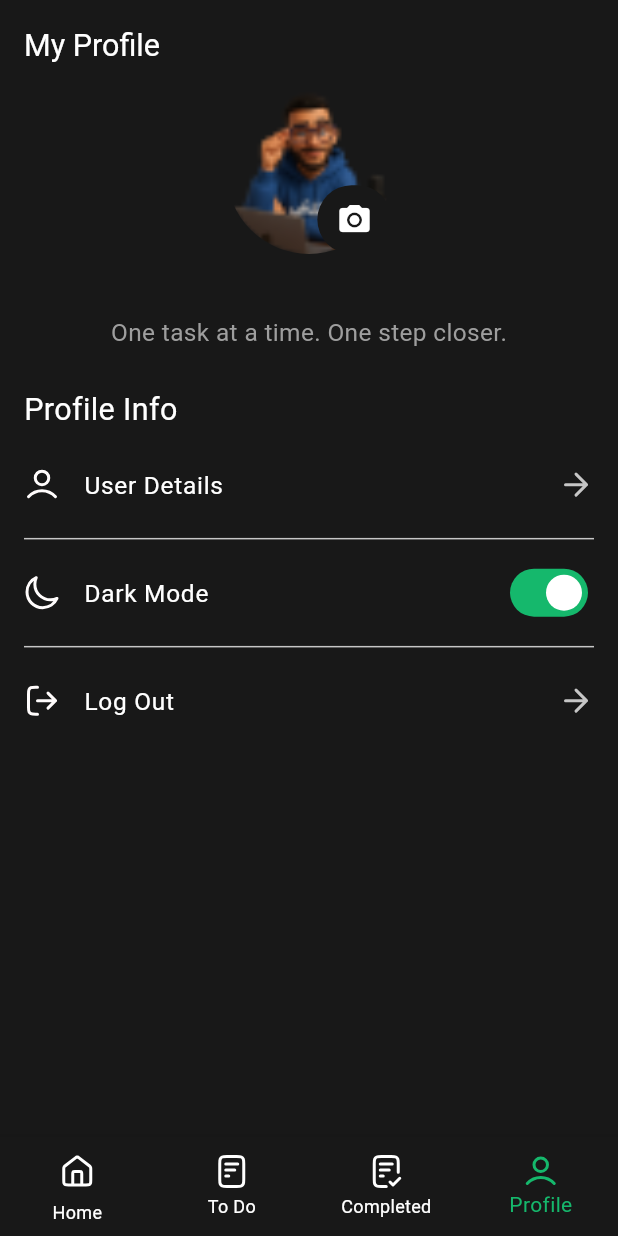
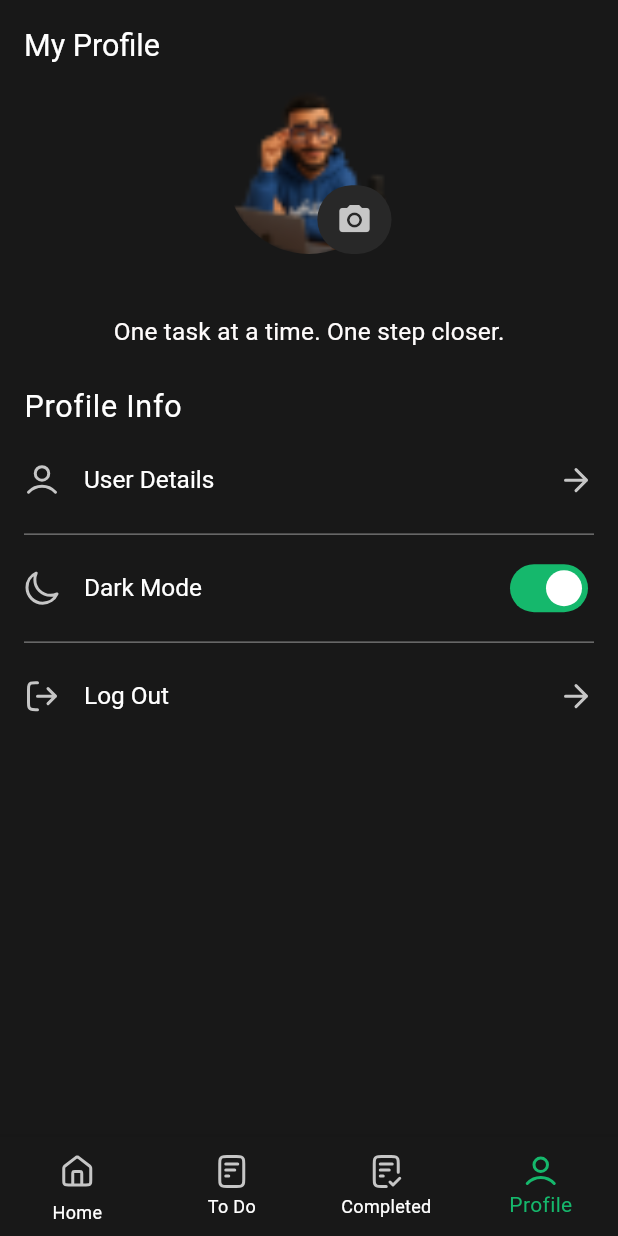
Before and after one commit to Abdallah3108/Tasky_App, a Flutter app: the MainScreen screen opened directly, item 4 of the bottom bar chosen, on a phone screen of 412 x 824 dp. Run offline on Flutter 3.47's test engine with Material 3 defaults, Android fonts, the phone set to English and light mode, and no system bars; our stand-ins replace flutter_screenutil, flutter_svg, shared_preferences; accounts and stored records are empty.

Commit message:
complete theme section and bottom navigation bar theme

```diff
--- a/lib/core/theme/dark_theme.dart
+++ b/lib/core/theme/dark_theme.dart
@@ -17,6 +17,7 @@ ThemeData darkTheme = ThemeData(
       fontSize: 20.sp,
       fontWeight: FontWeight.w400,
     ),
+    centerTitle: true,
     iconTheme: IconThemeData(color: AppColors.textColorAtDark),
   ),
   switchTheme: SwitchThemeData(
@@ -43,8 +44,16 @@ ThemeData darkTheme = ThemeData(
   elevatedButtonTheme: ElevatedButtonThemeData(
     style: ButtonStyle(
       backgroundColor: WidgetStateProperty.all(AppColors.primary),
+      textStyle: WidgetStateProperty.all(
+        TextStyle(
+          fontSize: 14.sp,
+          fontWeight: FontWeight.w500,
+          color: AppColors.textColorAtDark,
+        ),
+      ),
     ),
   ),
+
   textTheme: TextTheme(
     displaySmall: TextStyle(
       color: AppColors.textColorAtDark,
@@ -108,4 +117,27 @@ ThemeData darkTheme = ThemeData(
   checkboxTheme: CheckboxThemeData(
     side: BorderSide(color: Color(0xff6E6E6E), width: 2),
   ),
+  iconButtonTheme: IconButtonThemeData(
+    style: ButtonStyle(
+      iconColor: WidgetStateProperty.resolveWith((states) {
+        return AppColors.textColorAtDark; // للـ Light Mode
+      }),
+    ),
+  ),
+  listTileTheme: ListTileThemeData(
+    titleTextStyle: TextStyle(
+      color: AppColors.textColorAtDark,
+      fontSize: 16.sp,
+      fontWeight: FontWeight.w400,
+    ),
+  ),
+  iconTheme: IconThemeData(color: Color(0xffC6C6C6)),
+  dividerTheme: DividerThemeData(color: Color(0xff6E6E6E), thickness: 1),
+  textSelectionTheme: TextSelectionThemeData(cursorColor: Colors.white),
+  bottomNavigationBarTheme: BottomNavigationBarThemeData(
+    backgroundColor: AppColors.backgroundDark,
+    unselectedItemColor: Colors.white,
+    selectedItemColor: AppColors.primary,
+    type: BottomNavigationBarType.fixed,
+  ),
 );
--- a/lib/core/theme/light_theme.dart
+++ b/lib/core/theme/light_theme.dart
@@ -44,6 +44,9 @@ ThemeData lightTheme = ThemeData(
   elevatedButtonTheme: ElevatedButtonThemeData(
     style: ButtonStyle(
       backgroundColor: WidgetStateProperty.all(AppColors.primary),
+      textStyle: WidgetStateProperty.all(
+        TextStyle(fontSize: 14.sp, fontWeight: FontWeight.w500),
+      ),
     ),
   ),
   textTheme: TextTheme(
@@ -110,4 +113,28 @@ ThemeData lightTheme = ThemeData(
   checkboxTheme: CheckboxThemeData(
     side: BorderSide(color: Color(0xffD1DAD6), width: 2),
   ),
+
+  iconButtonTheme: IconButtonThemeData(
+    style: ButtonStyle(
+      iconColor: WidgetStateProperty.resolveWith((states) {
+        return AppColors.textColorAtLight; // للـ Light Mode
+      }),
+    ),
+  ),
+  listTileTheme: ListTileThemeData(
+    titleTextStyle: TextStyle(
+      color: AppColors.textColorAtLight,
+      fontSize: 16.sp,
+      fontWeight: FontWeight.w400,
+    ),
+  ),
+  iconTheme: IconThemeData(color: Color(0xff3A4640)),
+  dividerTheme: DividerThemeData(color: Color(0xffD1DAD6), thickness: 1),
+  textSelectionTheme: TextSelectionThemeData(cursorColor: Colors.black),
+  bottomNavigationBarTheme: BottomNavigationBarThemeData(
+    backgroundColor: Color(0xffF6F7F9),
+    unselectedItemColor: Color(0xff3A4640),
+    selectedItemColor: Color(0xff14A662),
+    type: BottomNavigationBarType.fixed,
+  ),
 );
--- /dev/null
+++ b/lib/core/widgets/custom_svg_picture.dart
@@ -0,0 +1,45 @@
+import 'package:flutter/cupertino.dart';
+import 'package:flutter_svg/svg.dart';
+
+import '../theme/theme_controller.dart';
+
+class CustomSvgPicture extends StatelessWidget {
+  const CustomSvgPicture({
+    super.key,
+    required this.path,
+    required this.withColorFilter,
+    this.width,
+    this.height,
+  });
+
+  //Named Constructor
+  const CustomSvgPicture.withoutColor({
+    super.key,
+    required this.path,
+    this.width,
+    this.height,
+  }) : withColorFilter = false;
+
+  final String path;
+  final bool withColorFilter;
+  final double? width;
+  final double? height;
+
+  @override
+  Widget build(BuildContext context) {
+    return SvgPicture.asset(
+      path,
+      colorFilter:
+          withColorFilter
+              ? ColorFilter.mode(
+                ThemeController.isLight()
+                    ? Color(0xff3A4640)
+                    : Color(0xffC6C6C6),
+                BlendMode.srcIn,
+              )
+              : null,
+      width: width,
+      height: height,
+    );
+  }
+}
--- a/lib/core/widgets/custom_text_form_field.dart
+++ b/lib/core/widgets/custom_text_form_field.dart
@@ -31,7 +31,6 @@ class CustomTextFormField extends StatelessWidget {
         maxLines: height == null ? 1 : null,
         minLines: height == null ? 1 : null,
         decoration: InputDecoration(hintText: hintText, labelText: labelText),
-        cursorColor: Colors.white,
         style: TextStyle(color: Theme.of(context).textTheme.labelMedium!.color),
       ),
     );
--- a/lib/core/widgets/high_priority_tasks_widget.dart
+++ b/lib/core/widgets/high_priority_tasks_widget.dart
@@ -2,8 +2,8 @@ import 'dart:convert';
 
 import 'package:flutter/material.dart';
 import 'package:flutter_screenutil/flutter_screenutil.dart';
-import 'package:flutter_svg/flutter_svg.dart';
 import 'package:taskyapp2/core/services/preferences_manager.dart';
+import 'package:taskyapp2/core/widgets/custom_svg_picture.dart';
 import 'package:taskyapp2/models/task_model.dart';
 
 import '../../features/high_priorty_tasks_view.dart';
@@ -115,16 +115,11 @@ class HighPriorityTasksWidget extends StatelessWidget {
                 shape: BoxShape.circle,
                 border: Border.all(color: Colors.grey, width: 1),
               ),
-              child: SvgPicture.asset(
-                'assets/arrowupright.svg',
+              child: CustomSvgPicture(
+                path: 'assets/arrowupright.svg',
+                withColorFilter: true,
                 width: 24.w,
                 height: 24.h,
-                colorFilter: ColorFilter.mode(
-                  ThemeController.isLight()
-                      ? Color(0xff3A4640)
-                      : Color(0xffC6C6C6),
-                  BlendMode.srcIn,
-                ),
               ),
             ),
           ),
--- a/lib/core/widgets/task_item_widget.dart
+++ b/lib/core/widgets/task_item_widget.dart
@@ -81,7 +81,7 @@ class TaskItemWidget extends StatelessWidget {
               color:
                   model.isDone
                       ? AppColors.isDoneColor
-                      : AppColors.textColorAtDark,
+                      : Theme.of(context).iconTheme.color,
             ),
             onPressed: () {},
           ),
--- a/lib/core/widgets/task_list_widget.dart
+++ b/lib/core/widgets/task_list_widget.dart
@@ -3,7 +3,6 @@ import 'package:flutter_screenutil/flutter_screenutil.dart';
 import 'package:taskyapp2/core/widgets/task_item_widget.dart';
 
 import '../../models/task_model.dart';
-import '../utils/app_colors.dart';
 
 class TaskListWidget extends StatelessWidget {
   const TaskListWidget({
@@ -22,8 +21,8 @@ class TaskListWidget extends StatelessWidget {
     return tasks.isEmpty
         ? Center(
           child: Text(
-            emptyMessage,
-            style: TextStyle(fontSize: 20.sp, color: AppColors.textColorAtDark),
+            emptyMessage ?? "No Tasks",
+            style: Theme.of(context).textTheme.displaySmall,
           ),
         )
         : ListView.builder(
--- a/lib/features/add_task_view.dart
+++ b/lib/features/add_task_view.dart
@@ -27,18 +27,7 @@ class _AddTaskViewState extends State<AddTaskView> {
   @override
   Widget build(BuildContext context) {
     return Scaffold(
-      backgroundColor: AppColors.backgroundDark,
-      appBar: AppBar(
-        automaticallyImplyLeading: false,
-        title: Text('New Task'),
-        // leading: IconButton(
-        //   icon: Icon(Icons.arrow_back),
-        //   color: AppColors.textColorAtDark,
-        //   onPressed: () {
-        //     Navigator.pop(context);
-        //   },
-        // ),
-      ),
+      appBar: AppBar(title: Text('New Task')),
       body: Padding(
         padding: const EdgeInsets.all(16).r,
         child: Form(
@@ -53,11 +42,7 @@ class _AddTaskViewState extends State<AddTaskView> {
                     children: [
                       Text(
                         'Task Name',
-                        style: TextStyle(
-                          fontSize: 16.sp,
-                          fontWeight: FontWeight.w400,
-                          color: AppColors.textColorAtDark,
-                        ),
+                        style: Theme.of(context).textTheme.labelMedium,
                       ),
                       SizedBox(height: 8.h),
                       CustomTextFormField(
@@ -73,22 +58,12 @@ class _AddTaskViewState extends State<AddTaskView> {
                       SizedBox(height: 20.h),
                       Text(
                         'Task Description',
-                        style: TextStyle(
-                          fontSize: 16.sp,
-                          fontWeight: FontWeight.w400,
-                          color: AppColors.textColorAtDark,
-                        ),
+                        style: Theme.of(context).textTheme.labelMedium,
                       ),
                       SizedBox(height: 8.h),
                       CustomTextFormField(
                         controller: taskDescriptionController,
 
-                        // validator: (value) {
-                        //   if (value == null || value.trim().isEmpty) {
-                        //     return 'Please Enter Your Task Description';
-                        //   }
-                        //   return null;
-                        // },
                         height: 160.h,
                         hintText:
                             'Finish onboarding UI and hand off to devs by Thursday.',
@@ -99,11 +74,7 @@ class _AddTaskViewState extends State<AddTaskView> {
                         children: [
                           Text(
                             "High Priority",
-                            style: TextStyle(
-                              fontSize: 16.sp,
-                              fontWeight: FontWeight.w400,
-                              color: AppColors.textColorAtDark,
-                            ),
+                            style: Theme.of(context).textTheme.labelMedium,
                           ),
                           const Spacer(),
                           SizedBox(
--- a/lib/features/high_priorty_tasks_view.dart
+++ b/lib/features/high_priorty_tasks_view.dart
@@ -4,7 +4,6 @@ import 'package:flutter/material.dart';
 import 'package:flutter_screenutil/flutter_screenutil.dart';
 import 'package:taskyapp2/core/services/preferences_manager.dart';
 
-import '../core/utils/app_colors.dart';
 import '../core/widgets/task_list_widget.dart';
 import '../models/task_model.dart';
 
@@ -57,7 +56,9 @@ class _HighPriorityTasksViewState extends State<HighPriorityTasksView> {
         automaticallyImplyLeading: false,
         title: Text(
           'High Priority Tasks',
-          style: TextStyle(fontSize: 20.sp, color: AppColors.textColorAtDark),
+          style: Theme.of(
+            context,
+          ).textTheme.labelMedium!.copyWith(fontSize: 20.sp),
         ),
       ),
       body: Padding(
--- a/lib/features/home_view.dart
+++ b/lib/features/home_view.dart
@@ -2,9 +2,8 @@ import 'dart:convert';
 
 import 'package:flutter/material.dart';
 import 'package:flutter_screenutil/flutter_screenutil.dart';
-import 'package:flutter_svg/svg.dart';
-import 'package:shared_preferences/shared_preferences.dart';
 import 'package:taskyapp2/core/services/preferences_manager.dart';
+import 'package:taskyapp2/core/widgets/custom_svg_picture.dart';
 import 'package:taskyapp2/core/widgets/sliver_task_list_widget.dart';
 
 import '../core/utils/app_colors.dart';
@@ -42,9 +41,7 @@ class _HomeViewState extends State<HomeView> {
   }
 
   void _loadTasks() async {
-    final pref = await SharedPreferences.getInstance();
-
-    final finalTask = pref.getString('tasks');
+    final finalTask = PreferencesManager().getString('tasks');
     if (finalTask != null) {
       final decoded = jsonDecode(finalTask);
 
@@ -74,7 +71,7 @@ class _HomeViewState extends State<HomeView> {
       tasks[index!].isDone = value ?? false;
       _calculatePercentage();
     });
-    final pref = await SharedPreferences.getInstance();
+
     final updatedTask = tasks.map((e) => e.toJson()).toList();
     PreferencesManager().setString('tasks', jsonEncode(updatedTask));
   }
@@ -87,10 +84,7 @@ class _HomeViewState extends State<HomeView> {
         height: 40.h,
         child: FloatingActionButton.extended(
           backgroundColor: AppColors.primary,
-          label: Text(
-            'Add New Task',
-            style: TextStyle(color: AppColors.textColorAtDark),
-          ),
+          label: Text('Add New Task', style: TextStyle(fontSize: 14.sp)),
           icon: Icon(Icons.add, color: AppColors.textColorAtDark),
           onPressed: () {
             Navigator.push(
@@ -151,7 +145,10 @@ class _HomeViewState extends State<HomeView> {
                           'almost done ! ',
                           style: Theme.of(context).textTheme.displayMedium!,
                         ),
-                        SvgPicture.asset('assets/hand.svg'),
+                        CustomSvgPicture(
+                          path: 'assets/hand.svg',
+                          withColorFilter: false,
+                        ),
                       ],
                     ),
                     SizedBox(height: 16.h),
--- a/lib/features/main_screen.dart
+++ b/lib/features/main_screen.dart
@@ -68,57 +68,25 @@ class _MainScreenState extends State<MainScreen> {
       bottomNavigationBar: BottomNavigationBar(
         currentIndex: _currentIndex,
         onTap: (i) => setState(() => _currentIndex = i),
-        backgroundColor: AppColors.backgroundDark,
-        unselectedItemColor: Colors.white,
-        selectedItemColor: AppColors.primary,
-        type: BottomNavigationBarType.fixed,
+
         items: [
           BottomNavigationBarItem(
-            icon: SvgPicture.asset(
-              "assets/homeicon.svg",
-              colorFilter: ColorFilter.mode(
-                _currentIndex == 0
-                    ? AppColors.primary
-                    : AppColors.textColorAtDark,
-                BlendMode.srcIn,
-              ),
-            ),
+            icon: _buildSvgPicture('assets/homeicon.svg', 0),
             label: "Home",
           ),
           BottomNavigationBarItem(
-            icon: SvgPicture.asset(
-              "assets/todoicon.svg",
-              colorFilter: ColorFilter.mode(
-                _currentIndex == 1
-                    ? AppColors.primary
-                    : AppColors.textColorAtDark,
-                BlendMode.srcIn,
-              ),
-            ),
+            icon: _buildSvgPicture('assets/todoicon.svg', 1),
+
             label: "To Do",
           ),
           BottomNavigationBarItem(
-            icon: SvgPicture.asset(
-              "assets/completedtasksicon.svg",
-              colorFilter: ColorFilter.mode(
-                _currentIndex == 2
-                    ? AppColors.primary
-                    : AppColors.textColorAtDark,
-                BlendMode.srcIn,
-              ),
-            ),
+            icon: _buildSvgPicture('assets/completedtasksicon.svg', 2),
+
             label: "Completed",
           ),
           BottomNavigationBarItem(
-            icon: SvgPicture.asset(
-              "assets/profileicon.svg",
-              colorFilter: ColorFilter.mode(
-                _currentIndex == 3
-                    ? AppColors.primary
-                    : AppColors.textColorAtDark,
-                BlendMode.srcIn,
-              ),
-            ),
+            icon: _buildSvgPicture('assets/profileicon.svg', 3),
+
             label: "Profile",
           ),
         ],
@@ -126,4 +94,14 @@ class _MainScreenState extends State<MainScreen> {
       body: SafeArea(child: _screens[_currentIndex]),
     );
   }
+
+  SvgPicture _buildSvgPicture(String path, int index) {
+    return SvgPicture.asset(
+      path,
+      colorFilter: ColorFilter.mode(
+        _currentIndex == index ? AppColors.primary : Color(0xffC6C6C6),
+        BlendMode.srcIn,
+      ),
+    );
+  }
 }
--- a/lib/features/profile_screen.dart
+++ b/lib/features/profile_screen.dart
@@ -1,12 +1,10 @@
 import 'package:flutter/material.dart';
 import 'package:flutter_screenutil/flutter_screenutil.dart';
-import 'package:flutter_svg/flutter_svg.dart';
 import 'package:taskyapp2/core/services/preferences_manager.dart';
 import 'package:taskyapp2/core/theme/theme_controller.dart';
+import 'package:taskyapp2/core/widgets/custom_svg_picture.dart';
 import 'package:taskyapp2/features/user_details_view.dart';
 import 'package:taskyapp2/features/welcome_screen.dart';
-
-import '../core/utils/app_colors.dart';
 
 class ProfileScreen extends StatefulWidget {
   const ProfileScreen({super.key});
@@ -74,12 +72,15 @@ class _ProfileScreenState extends State<ProfileScreen> {
                               width: 45.w,
                               height: 45.h,
                               decoration: BoxDecoration(
-                                color: AppColors.backgroundDark,
+                                color:
+                                    Theme.of(
+                                      context,
+                                    ).colorScheme.primaryContainer,
                                 borderRadius: BorderRadius.circular(100),
                               ),
                               child: Icon(
                                 Icons.camera_alt,
-                                color: Colors.white,
+                                // color: Colors.white,
                               ),
                             ),
                           ),
@@ -90,31 +91,23 @@ class _ProfileScreenState extends State<ProfileScreen> {
                   SizedBox(height: 8.h),
                   Text(
                     username ?? "",
-                    style: TextStyle(
-                      fontSize: 20.sp,
-                      color: AppColors.textColorAtDark,
-                    ),
+                    style: Theme.of(
+                      context,
+                    ).textTheme.labelMedium!.copyWith(fontSize: 20.sp),
                   ),
                   SizedBox(height: 4.h),
                   Text(
                     motivationQuote ?? "One task at a time. One step closer.",
-                    style: TextStyle(
-                      fontSize: 16.sp,
-
-                      color: Colors.grey,
-                      fontWeight: FontWeight.w400,
-                    ),
+                    style: Theme.of(context).textTheme.titleMedium,
                   ),
                 ],
               ),
               SizedBox(height: 24.h),
               Text(
                 'Profile Info',
-                style: TextStyle(
-                  fontSize: 20.sp,
-                  color: AppColors.textColorAtDark,
-                  fontWeight: FontWeight.w400,
-                ),
+                style: Theme.of(
+                  context,
+                ).textTheme.labelMedium!.copyWith(fontSize: 20.sp),
               ),
               SizedBox(height: 8.h),
 
@@ -136,29 +129,26 @@ class _ProfileScreenState extends State<ProfileScreen> {
                   }
                 },
                 contentPadding: EdgeInsets.zero,
-                leading: SvgPicture.asset('assets/personicon.svg'),
-                title: Text(
-                  'User Details',
-                  style: TextStyle(
-                    fontSize: 16.sp,
-                    color: AppColors.textColorAtDark,
-                    fontWeight: FontWeight.w400,
-                  ),
+                leading: CustomSvgPicture(
+                  path: 'assets/personicon.svg',
+                  withColorFilter: true,
                 ),
-                trailing: SvgPicture.asset('assets/arrowright.svg'),
+
+                title: Text('User Details'),
+                trailing: CustomSvgPicture(
+                  path: 'assets/arrowright.svg',
+                  withColorFilter: true,
+                ),
               ),
-              Divider(color: AppColors.secondaryTextColorAtDark, thickness: 1),
+              Divider(),
               ListTile(
                 contentPadding: EdgeInsets.zero,
-                leading: SvgPicture.asset('assets/darkmodeicon.svg'),
-                title: Text(
-                  'Dark Mode',
-                  style: TextStyle(
-                    fontSize: 16.sp,
-                    color: AppColors.textColorAtDark,
-                    fontWeight: FontWeight.w400,
-                  ),
+                leading: CustomSvgPicture(
+                  path: 'assets/darkmodeicon.svg',
+                  withColorFilter: true,
                 ),
+
+                title: Text('Dark Mode'),
                 trailing: ValueListenableBuilder(
                   valueListenable: ThemeController.themeNotifier,
                   builder: (BuildContext context, value, Widget? child) {
@@ -171,7 +161,7 @@ class _ProfileScreenState extends State<ProfileScreen> {
                   },
                 ),
               ),
-              Divider(color: AppColors.secondaryTextColorAtDark, thickness: 1),
+              Divider(),
 
               ListTile(
                 onTap: () async {
@@ -190,16 +180,16 @@ class _ProfileScreenState extends State<ProfileScreen> {
                   );
                 },
                 contentPadding: EdgeInsets.zero,
-                leading: SvgPicture.asset('assets/logout.svg'),
-                title: Text(
-                  'Log Out',
-                  style: TextStyle(
-                    fontSize: 16.sp,
-                    color: AppColors.textColorAtDark,
-                    fontWeight: FontWeight.w400,
-                  ),
+                leading: CustomSvgPicture(
+                  path: 'assets/logout.svg',
+                  withColorFilter: true,
                 ),
-                trailing: SvgPicture.asset('assets/arrowright.svg'),
+
+                title: Text('Log Out'),
+                trailing: CustomSvgPicture(
+                  path: 'assets/arrowright.svg',
+                  withColorFilter: true,
+                ),
               ),
             ],
           ),
--- a/lib/features/welcome_screen.dart
+++ b/lib/features/welcome_screen.dart
@@ -1,7 +1,7 @@
 import 'package:flutter/material.dart';
 import 'package:flutter_screenutil/flutter_screenutil.dart';
-import 'package:flutter_svg/svg.dart';
 import 'package:taskyapp2/core/services/preferences_manager.dart';
+import 'package:taskyapp2/core/widgets/custom_svg_picture.dart';
 import 'package:taskyapp2/core/widgets/custom_text_form_field.dart';
 
 import '../core/widgets/custom_elevated_button.dart';
@@ -30,11 +30,13 @@ class WelcomeScreen extends StatelessWidget {
                     child: Row(
                       mainAxisAlignment: MainAxisAlignment.center,
                       children: [
-                        SvgPicture.asset(
-                          'assets/logo.svg',
+                        CustomSvgPicture(
+                          path: 'assets/logo.svg',
+                          withColorFilter: false,
                           width: 42.w,
                           height: 42.h,
                         ),
+
                         SizedBox(width: 16.w),
                         Text(
                           'Tasky',
@@ -51,8 +53,9 @@ class WelcomeScreen extends StatelessWidget {
                         'Welcome To Tasky ',
                         style: Theme.of(context).textTheme.displaySmall,
                       ),
-                      SvgPicture.asset(
-                        'assets/hand.svg',
+                      CustomSvgPicture(
+                        path: 'assets/hand.svg',
+                        withColorFilter: false,
                         width: 28.w,
                         height: 28.h,
                       ),
@@ -66,11 +69,13 @@ class WelcomeScreen extends StatelessWidget {
                     ).textTheme.displaySmall!.copyWith(fontSize: 16.sp),
                   ),
                   SizedBox(height: 24.h),
-                  SvgPicture.asset(
-                    'assets/pana.svg',
+                  CustomSvgPicture(
+                    path: 'assets/pana.svg',
+                    withColorFilter: false,
                     width: 215.w,
                     height: 200.h,
                   ),
+
                   SizedBox(height: 28.h),
                   CustomTextFormField(
                     validator: (String? value) {
```
